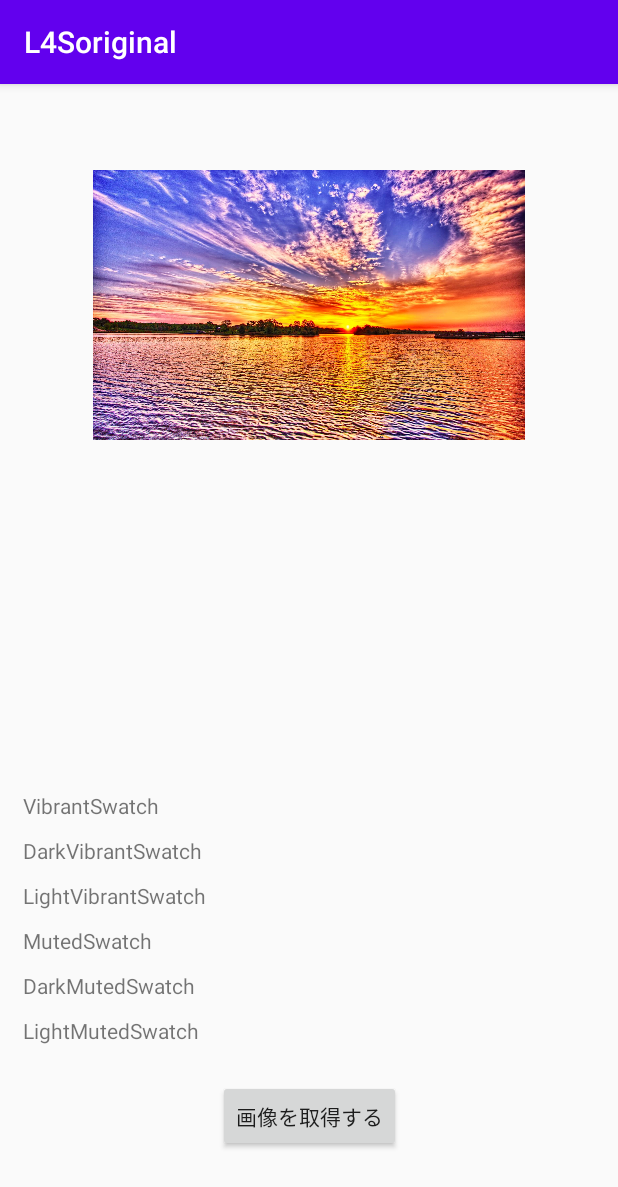
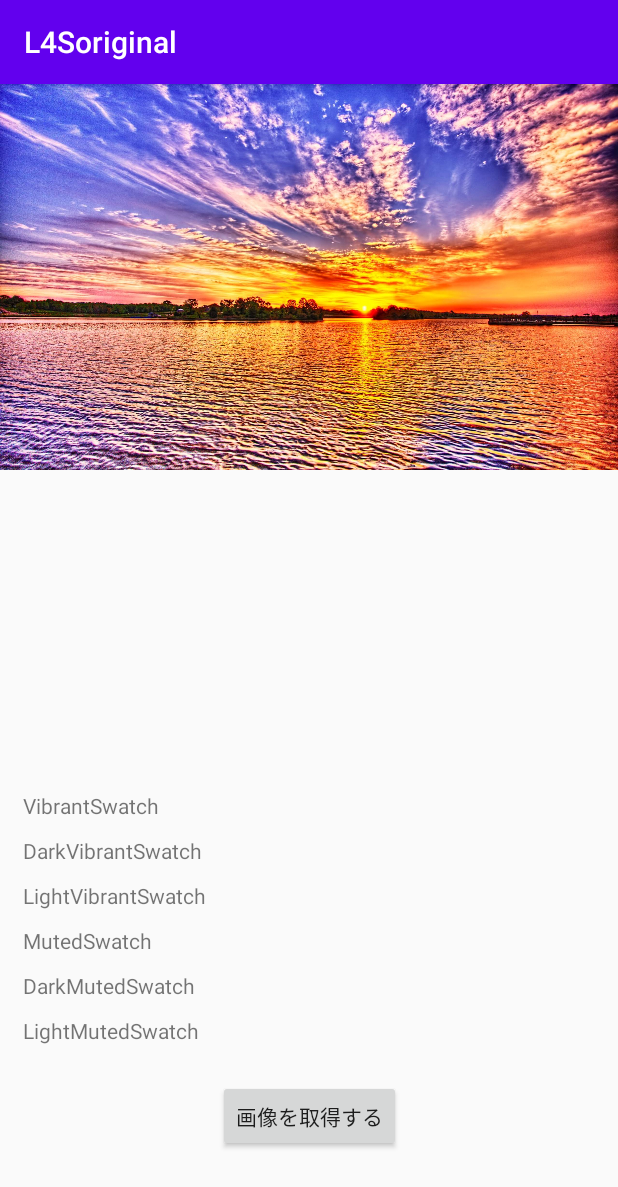
Before and after one commit to giraffecandy/L4Soriginal, an Android app: the screen it shows after launch (MainActivity), on a phone screen of 412 x 824 dp. Shown: the top 1187 px of the screen. Run offline under Robolectric (Android 15) with nearby library versions, the phone set to English and light mode, and no system bars; libraries missing offline, so code that uses them is left out: androidx.palette.graphics.

```diff
--- a/app/src/main/res/layout/activity_main.xml
+++ b/app/src/main/res/layout/activity_main.xml
@@ -81,5 +81,14 @@
             android:text="LightMutedSwatch" />
     </LinearLayout>
 
+    <ImageView
+        android:id="@+id/imageView2"
+        android:layout_width="wrap_content"
+        android:layout_height="wrap_content"
+        android:adjustViewBounds="true"
+        app:layout_constraintStart_toStartOf="parent"
+        app:srcCompat="@drawable/sky"
+        tools:layout_editor_absoluteY="274dp" />
+
 
 </androidx.constraintlayout.widget.ConstraintLayout>
```
Also changed, not shown: app/src/main/java/app/babachan/l4soriginal/MainActivity.kt (+29 -5 lines).
